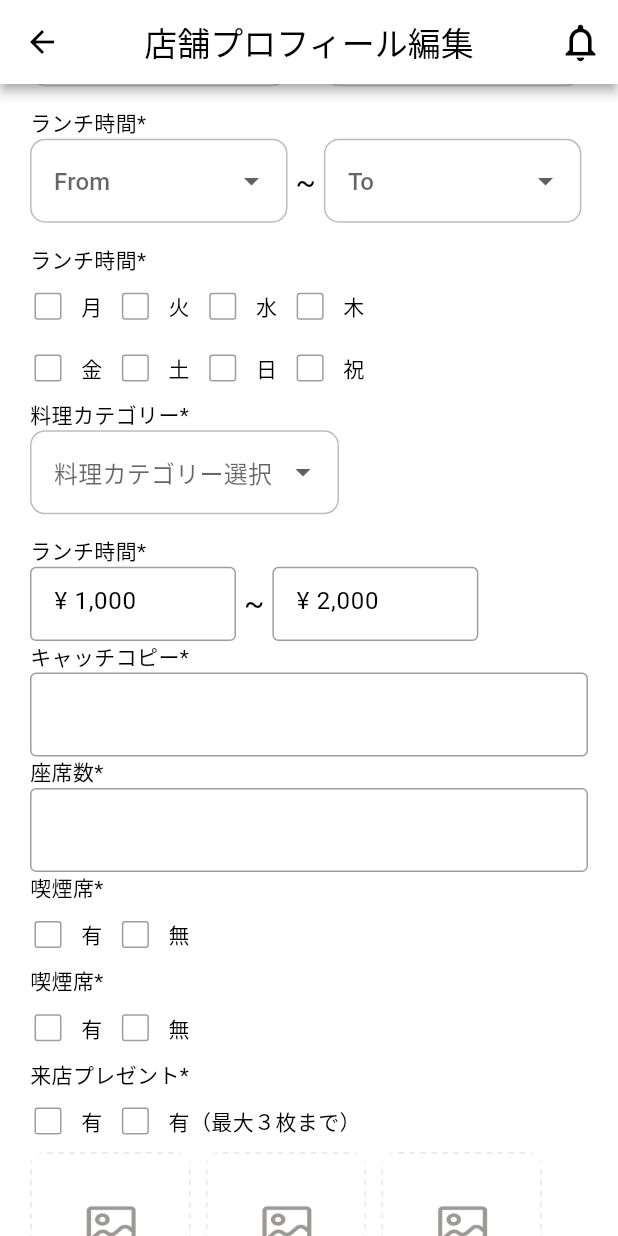
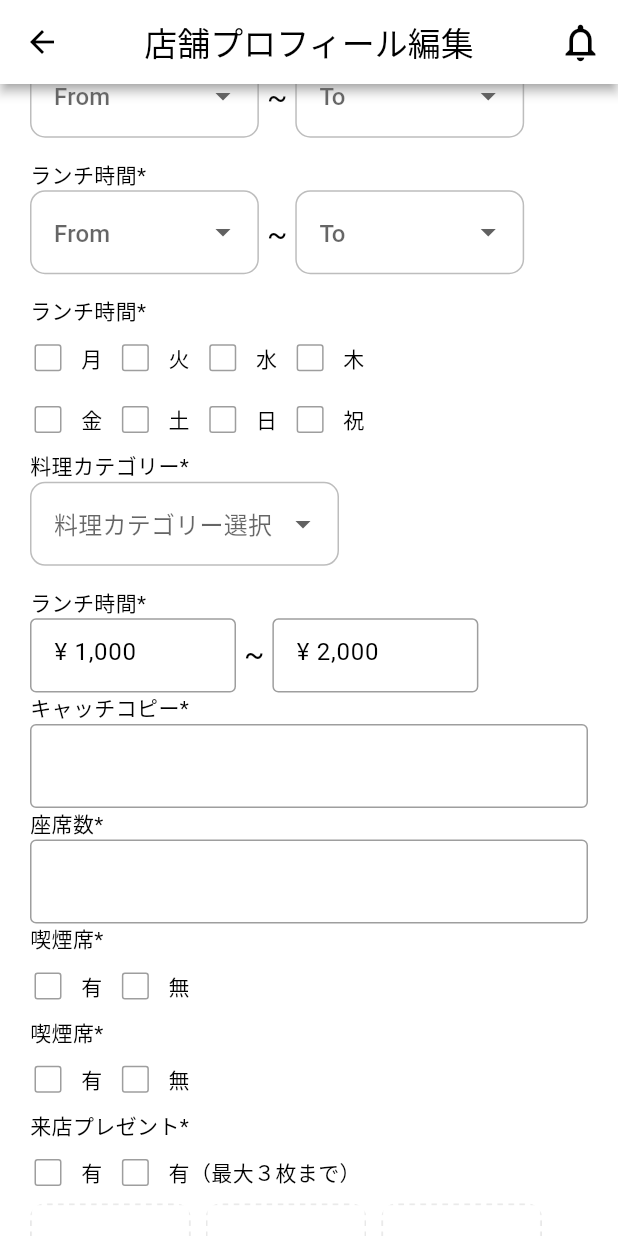
Before and after one commit to syamsundar662/jiitak_test, a Flutter app: the ScreenThree screen opened directly, scrolled down 1152 dp, after a tap on the "notifications none" icon, on a phone screen of 412 x 824 dp. Run offline on Flutter 3.47's test engine with Material 3 defaults, Android fonts, the phone set to English and light mode, and no system bars; our stand-ins replace get, google_maps_flutter, iconsax, image_picker.

Commit message:
error fixed

```diff
--- a/lib/view/screen_3/screen_3.dart
+++ b/lib/view/screen_3/screen_3.dart
@@ -20,22 +20,7 @@
         Get.put(ImageSelectorController());
     final CheckBoxController checkController = Get.put(CheckBoxController());
     return Scaffold(
-      appBar: AppBar(
-        elevation: 1,
-        title: const Text('店舗プロフィール編集'),
-        centerTitle: true,
-        actions: [
-          InkWell(
-            onTap: () {},
-            child: const Icon(
-              Icons.notifications_none,
-              size: 30,
-            ),
-          ),
-          kWidth10
-        ],
-        shadowColor: Colors.grey,
-      ),
+      appBar: _appBarSection(),
       body: Padding(
         padding: const EdgeInsets.symmetric(horizontal: 20.0),
         child: SingleChildScrollView(
@@ -116,6 +101,25 @@
           ),
         ),
       ),
+    );
+  }
+
+  AppBar _appBarSection() {
+    return AppBar(
+      elevation: 1,
+      title: const Text('店舗プロフィール編集'),
+      centerTitle: true,
+      actions: [
+        InkWell(
+          onTap: () {},
+          child: const Icon(
+            Icons.notifications_none,
+            size: 30,
+          ),
+        ),
+        kWidth10
+      ],
+      shadowColor: Colors.grey,
     );
   }
 
@@ -324,7 +328,7 @@
 
   SizedBox _imageSelector(ImageSelectorController imageController) {
     return SizedBox(
-              height: screenFullHeight / 1.6,
+              height: screenFullHeight / 1.5,
               child: ListView.builder(
                 physics: const NeverScrollableScrollPhysics(),
                 shrinkWrap: true,
@@ -422,7 +426,7 @@
           value: timeFrom,
           item: time,
           hintText: 'From',
-          width: screenFullWidth / 2.4,
+          width: screenFullWidth / 2.7,
         ),
         const Text(
           ' ~ ',
@@ -432,7 +436,7 @@
           value: timeTo,
           item: time,
           hintText: 'To',
-          width: screenFullWidth / 2.4,
+          width: screenFullWidth / 2.7,
         ),
       ],
     );
@@ -445,7 +449,7 @@
           value: timeFrom,
           item: time,
           hintText: 'From',
-          width: screenFullWidth / 2.4,
+          width: screenFullWidth / 2.7,
         ),
         const Text(
           ' ~ ',
@@ -455,7 +459,7 @@
           value: timeTo,
           item: time,
           hintText: 'To',
-          width: screenFullWidth / 2.4,
+          width: screenFullWidth / 2.7,
         ),
       ],
     );
--- a/lib/view/screen_3/widgets/custom_textfield.dart
+++ b/lib/view/screen_3/widgets/custom_textfield.dart
@@ -15,6 +15,7 @@
       physics: const NeverScrollableScrollPhysics(),
       shrinkWrap: true,
       children: [
+        kHeight5,
         Text(textFieldHeading[index]),
         SizedBox(
           height: screenFullHeight * .06,
--- a/lib/view/screen_3/widgets/image_selector_widget.dart
+++ b/lib/view/screen_3/widgets/image_selector_widget.dart
@@ -98,6 +98,7 @@
             },
           ),
         ),
+        kHeight10,
       ],
     );
   }
```
